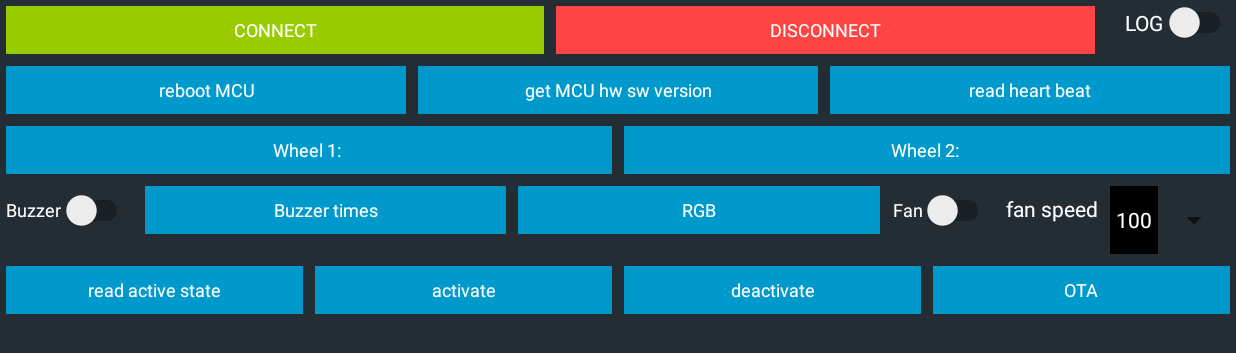
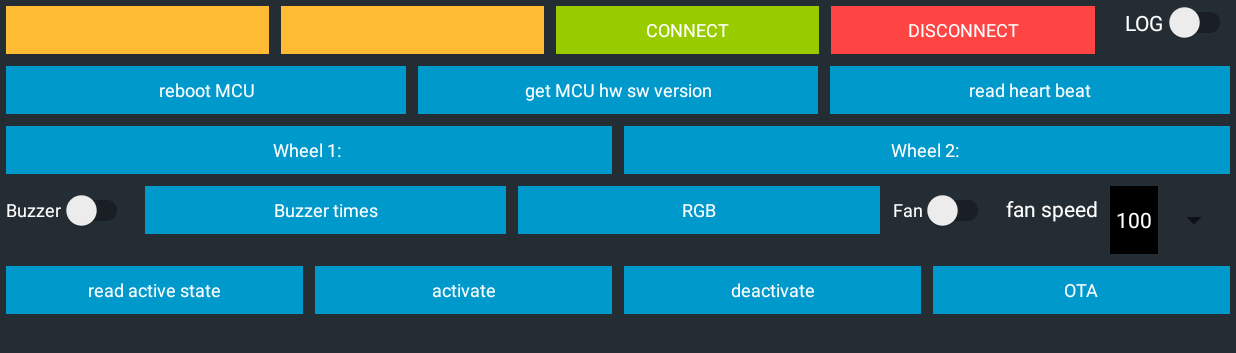
Before and after one commit to KUTIAN-VT/L4-Android-SDK, an Android app: the McuActivity screen opened directly, with no data from a screen before it, on a phone screen of 824 x 412 dp (held sideways). Shown: the top 353 px of the screen. Run offline under Robolectric (Android 15) with nearby library versions, the phone set to English and light mode, and no system bars; libraries missing offline, so code that uses them is left out: android.serialport, com.coolfly.station; 10 statements that could not run were skipped.

```diff
--- a/app/src/main/res/layout/activity_mcu.xml
+++ b/app/src/main/res/layout/activity_mcu.xml
@@ -11,6 +11,30 @@
         android:layout_width="match_parent"
         android:layout_height="wrap_content"
         android:orientation="horizontal">
+
+        <TextView
+            android:id="@+id/tv_path"
+            android:layout_width="0dp"
+            android:layout_height="32dp"
+            android:layout_margin="4dp"
+            android:layout_weight="1"
+            android:background="@android:color/holo_orange_light"
+            android:gravity="center"
+            android:textColor="@android:color/white"
+            android:textSize="12sp"
+            tools:text="/dev/ttyHS0" />
+
+        <TextView
+            android:id="@+id/tv_baudrate"
+            android:layout_width="0dp"
+            android:layout_height="32dp"
+            android:layout_margin="4dp"
+            android:layout_weight="1"
+            android:background="@android:color/holo_orange_light"
+            android:gravity="center"
+            android:textColor="@android:color/white"
+            android:textSize="12sp"
+            tools:text="460800" />
 
         <TextView
             android:id="@+id/tv_connect"
```
Also changed, not shown: app/src/main/java/com/coolfly/demo/McuActivity.java (+29 -0 lines).
